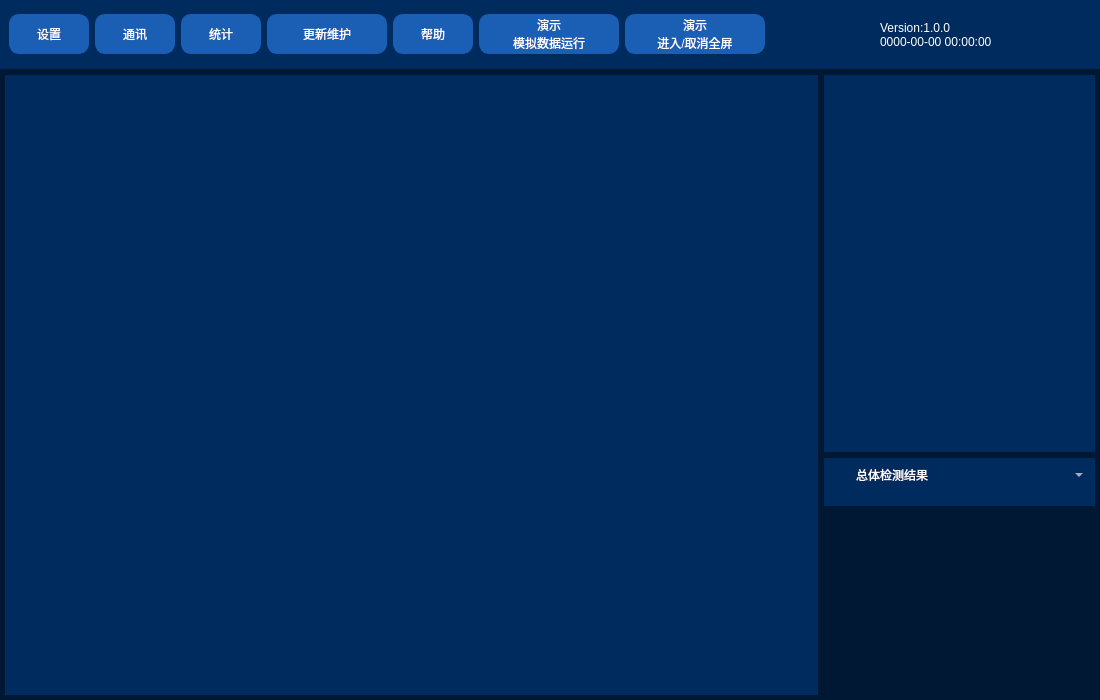
Old version of the form dialog.ui in the repository Zyun-Eureka/industrial_PJ.
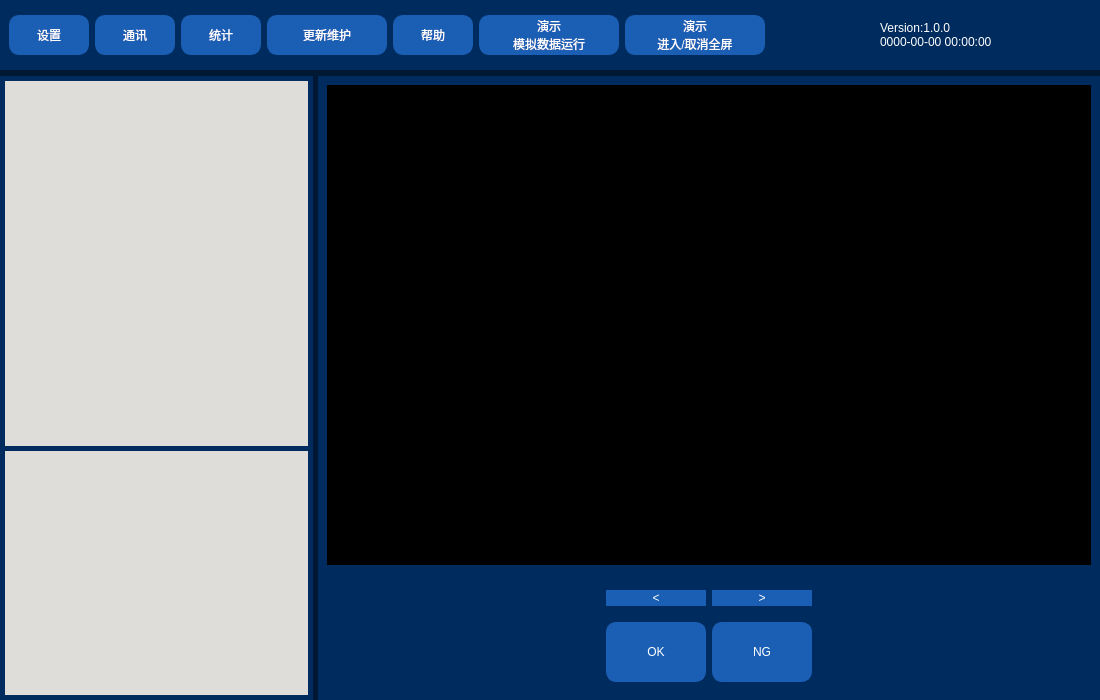
New version of the form. Icons and pictures are not drawn.

Patch:
```diff
--- a/dialog.ui
+++ b/dialog.ui
@@ -36,7 +36,7 @@
 font: 700 14pt &quot;Microsoft YaHei&quot;;
 }</string>
   </property>
-  <layout class="QVBoxLayout" name="verticalLayout" stretch="1,9">
+  <layout class="QVBoxLayout" name="verticalLayout" stretch="1,0">
    <property name="spacing">
     <number>6</number>
    </property>
@@ -190,7 +190,7 @@
           </widget>
          </item>
          <item>
-          <widget class="QPushButton" name="pushButton_4">
+          <widget class="QPushButton" name="update_bt">
            <property name="minimumSize">
             <size>
              <width>120</width>
@@ -398,7 +398,7 @@
     </widget>
    </item>
    <item>
-    <widget class="QFrame" name="main_area">
+    <widget class="QStackedWidget" name="main_area">
      <property name="styleSheet">
       <string notr="true">#main_area{
 	background-color: rgba(255, 255, 255, 0);
@@ -410,6 +410,15 @@
      <property name="frameShadow">
       <enum>QFrame::Raised</enum>
      </property>
+     <property name="currentIndex">
+      <number>1</number>
+     </property>
+     <widget class="QWidget" name="page1" native="true">
+      <property name="styleSheet">
+       <string notr="true">#page1{
+	background-color: rgba(191, 64, 64, 0);
+}</string>
+      </property>
      <layout class="QHBoxLayout" name="horizontalLayout_2" stretch="75,25">
       <property name="spacing">
        <number>6</number>
@@ -430,7 +439,8 @@
        <widget class="QFrame" name="display_area">
         <property name="styleSheet">
          <string notr="true">#display_area{
-background-color: argb(0,0,0,0,0);}</string>
+background-color: argb(0,0,0,0,0);
+}</string>
         </property>
         <property name="frameShape">
          <enum>QFrame::StyledPanel</enum>
@@ -789,6 +799,217 @@
        </widget>
       </item>
      </layout>
+     </widget>
+     <widget class="QWidget" name="page2">
+      <property name="styleSheet">
+       <string notr="true">#page2{
+	background-color: rgba(191, 64, 64, 0);
+}</string>
+      </property>
+      <layout class="QHBoxLayout" name="horizontalLayout_8" stretch="6,15">
+       <property name="spacing">
+        <number>5</number>
+       </property>
+       <property name="leftMargin">
+        <number>0</number>
+       </property>
+       <property name="topMargin">
+        <number>0</number>
+       </property>
+       <property name="rightMargin">
+        <number>0</number>
+       </property>
+       <property name="bottomMargin">
+        <number>0</number>
+       </property>
+       <item>
+        <widget class="QFrame" name="frame">
+         <property name="maximumSize">
+          <size>
+           <width>400</width>
+           <height>16777215</height>
+          </size>
+         </property>
+         <property name="styleSheet">
+          <string notr="true"/>
+         </property>
+         <property name="frameShape">
+          <enum>QFrame::StyledPanel</enum>
+         </property>
+         <property name="frameShadow">
+          <enum>QFrame::Raised</enum>
+         </property>
+         <layout class="QVBoxLayout" name="verticalLayout_5" stretch="6,4">
+          <property name="spacing">
+           <number>5</number>
+          </property>
+          <property name="leftMargin">
+           <number>5</number>
+          </property>
+          <property name="topMargin">
+           <number>5</number>
+          </property>
+          <property name="rightMargin">
+           <number>5</number>
+          </property>
+          <property name="bottomMargin">
+           <number>5</number>
+          </property>
+          <item>
+           <widget class="QTreeView" name="up_tree">
+            <property name="styleSheet">
+             <string notr="true">background-color: rgb(222, 221, 218);</string>
+            </property>
+           </widget>
+          </item>
+          <item>
+           <widget class="QListView" name="up_list">
+            <property name="styleSheet">
+             <string notr="true">background-color: rgb(222, 221, 218);</string>
+            </property>
+           </widget>
+          </item>
+         </layout>
+        </widget>
+       </item>
+       <item>
+        <widget class="QFrame" name="update_main">
+         <property name="frameShape">
+          <enum>QFrame::StyledPanel</enum>
+         </property>
+         <property name="frameShadow">
+          <enum>QFrame::Raised</enum>
+         </property>
+         <layout class="QVBoxLayout" name="verticalLayout_6" stretch="8,2">
+          <item>
+           <widget class="QFrame" name="up_img">
+            <property name="styleSheet">
+             <string notr="true">background-color: rgb(0, 0, 0);</string>
+            </property>
+            <property name="frameShape">
+             <enum>QFrame::StyledPanel</enum>
+            </property>
+            <property name="frameShadow">
+             <enum>QFrame::Raised</enum>
+            </property>
+           </widget>
+          </item>
+          <item>
+           <widget class="QFrame" name="frame_3">
+            <property name="maximumSize">
+             <size>
+              <width>16777215</width>
+              <height>120</height>
+             </size>
+            </property>
+            <property name="styleSheet">
+             <string notr="true">QPushButton{
+border:1px solid;
+border-radius:10px;
+border-color:rgb(26, 95, 180);
+background-color: rgb(26, 95, 180);
+color: rgb(255, 255, 255);
+}
+QPushButton::hover{
+border:3px solid;
+border-color:rgb(0, 30, 110);
+}
+</string>
+            </property>
+            <property name="frameShape">
+             <enum>QFrame::StyledPanel</enum>
+            </property>
+            <property name="frameShadow">
+             <enum>QFrame::Raised</enum>
+            </property>
+            <layout class="QGridLayout" name="gridLayout_5">
+             <item row="1" column="3">
+              <spacer name="horizontalSpacer_5">
+               <property name="orientation">
+                <enum>Qt::Horizontal</enum>
+               </property>
+               <property name="sizeHint" stdset="0">
+                <size>
+                 <width>40</width>
+                 <height>20</height>
+                </size>
+               </property>
+              </spacer>
+             </item>
+             <item row="1" column="1">
+              <widget class="QPushButton" name="pushButton_4">
+               <property name="minimumSize">
+                <size>
+                 <width>100</width>
+                 <height>60</height>
+                </size>
+               </property>
+               <property name="text">
+                <string>OK</string>
+               </property>
+              </widget>
+             </item>
+             <item row="1" column="2">
+              <widget class="QPushButton" name="pushButton_6">
+               <property name="minimumSize">
+                <size>
+                 <width>100</width>
+                 <height>60</height>
+                </size>
+               </property>
+               <property name="text">
+                <string>NG</string>
+               </property>
+              </widget>
+             </item>
+             <item row="1" column="0">
+              <spacer name="horizontalSpacer_6">
+               <property name="orientation">
+                <enum>Qt::Horizontal</enum>
+               </property>
+               <property name="sizeHint" stdset="0">
+                <size>
+                 <width>40</width>
+                 <height>20</height>
+                </size>
+               </property>
+              </spacer>
+             </item>
+             <item row="0" column="0">
+              <spacer name="verticalSpacer">
+               <property name="orientation">
+                <enum>Qt::Vertical</enum>
+               </property>
+               <property name="sizeHint" stdset="0">
+                <size>
+                 <width>20</width>
+                 <height>40</height>
+                </size>
+               </property>
+              </spacer>
+             </item>
+             <item row="0" column="1">
+              <widget class="QPushButton" name="up">
+               <property name="text">
+                <string>&lt;</string>
+               </property>
+              </widget>
+             </item>
+             <item row="0" column="2">
+              <widget class="QPushButton" name="next">
+               <property name="text">
+                <string>&gt;</string>
+               </property>
+              </widget>
+             </item>
+            </layout>
+           </widget>
+          </item>
+         </layout>
+        </widget>
+       </item>
+      </layout>
+     </widget>
     </widget>
    </item>
   </layout>
```
Lines whose indentation alone changed are shown as unchanged.
